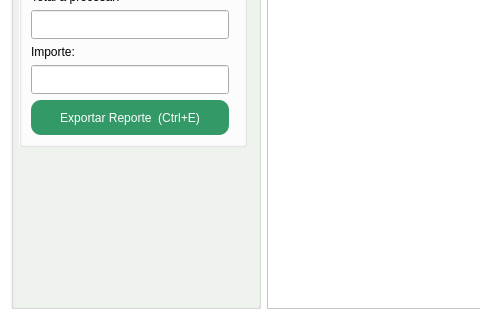
Old version of the form gui/liquidadores/liquidadorAfiliados.ui in the repository shae-ra/sindicato; both pictures show x 0 to 480 and y 284 to 604 of the 986 by 604 pixel window.
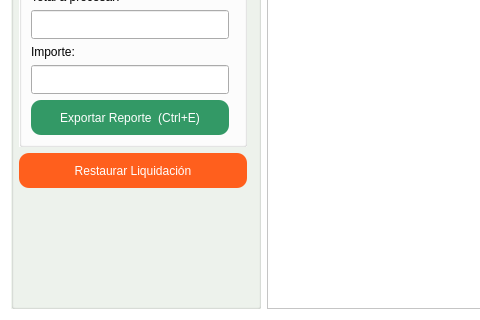
New version of the form. Icons and pictures are not drawn.

Commit message: FEATURE - Boton de restaurar liquidacion agregado.

The edit to the form file:
```diff
--- a/gui/liquidadores/liquidadorAfiliados.ui
+++ b/gui/liquidadores/liquidadorAfiliados.ui
@@ -891,6 +891,47 @@
         </layout>
        </widget>
       </item>
+      <item row="4" column="0">
+       <widget class="QPushButton" name="btn_restaurar_liq">
+        <property name="sizePolicy">
+         <sizepolicy hsizetype="Preferred" vsizetype="Preferred">
+          <horstretch>0</horstretch>
+          <verstretch>0</verstretch>
+         </sizepolicy>
+        </property>
+        <property name="minimumSize">
+         <size>
+          <width>150</width>
+          <height>35</height>
+         </size>
+        </property>
+        <property name="styleSheet">
+         <string notr="true">#btn_restaurar_liq{
+background-color: rgb(255, 95, 29);
+color: #FFFFFF;
+border-radius: 10px;
+}
+
+#btn_restaurar_liq:hover{
+background-color: rgb(255, 75, 21);
+color: #FFFFFF;
+}</string>
+        </property>
+        <property name="text">
+         <string>Restaurar Liquidación</string>
+        </property>
+        <property name="icon">
+         <iconset>
+          <normaloff>../iconos/refresh.ico</normaloff>../iconos/refresh.ico</iconset>
+        </property>
+        <property name="iconSize">
+         <size>
+          <width>20</width>
+          <height>20</height>
+         </size>
+        </property>
+       </widget>
+      </item>
      </layout>
     </widget>
    </item>
```
Left out of the diff: 62 changed lines with no effect on the pictures. The commit also changes 5 other files.
